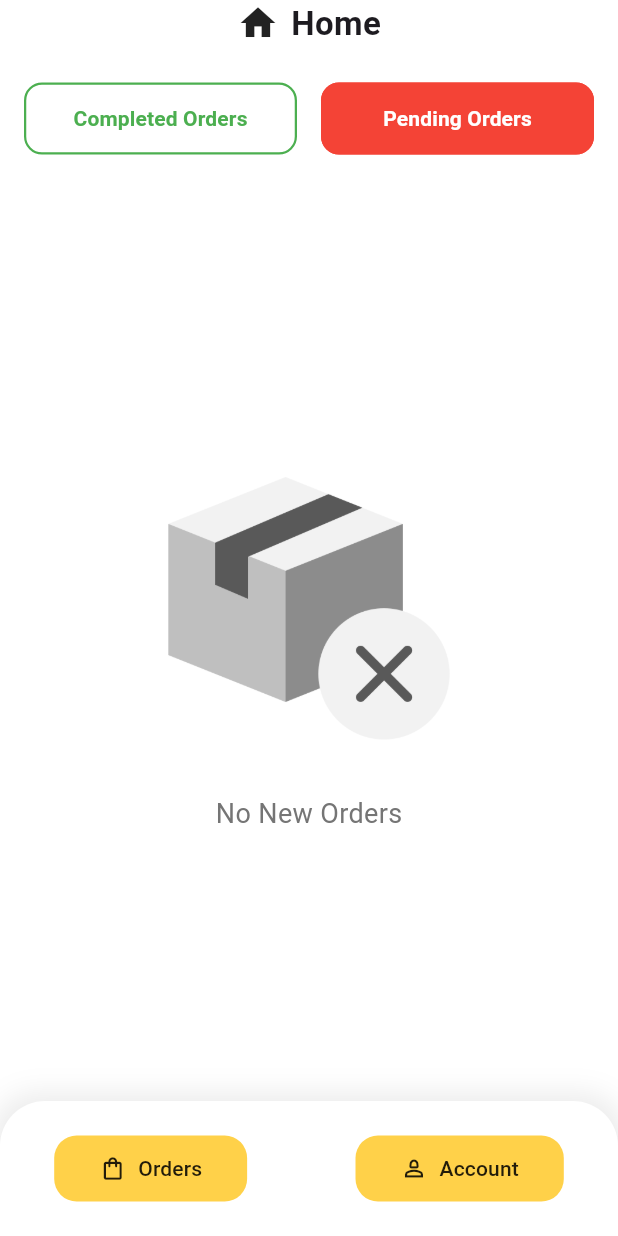
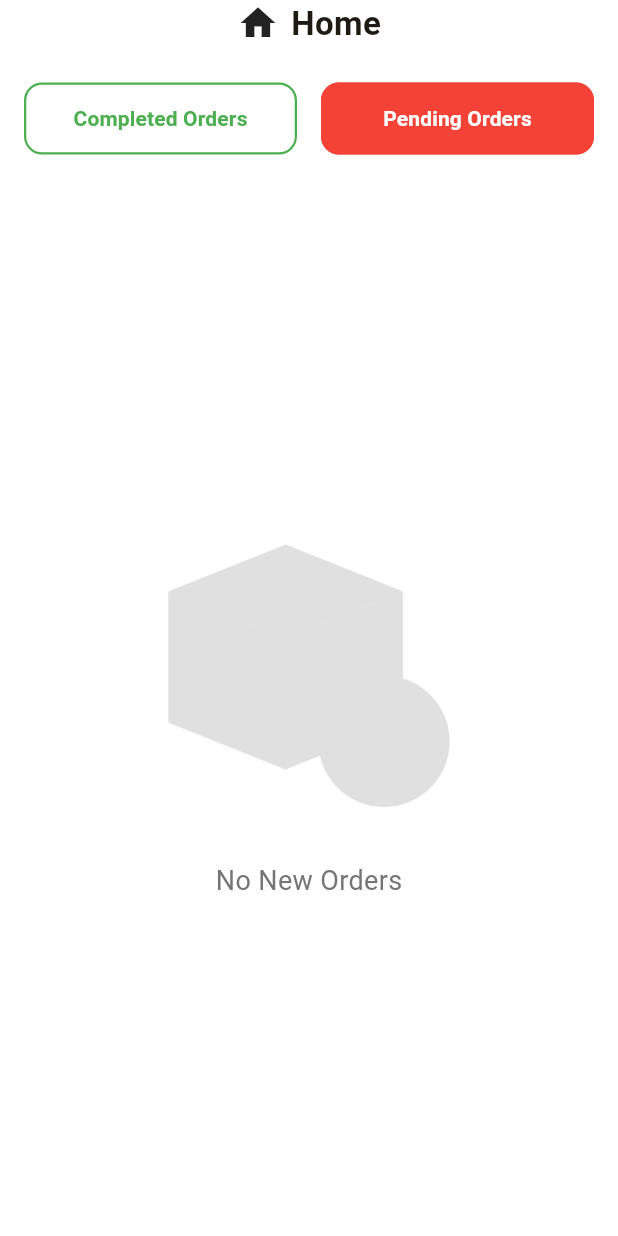
Before and after one commit to Vaibhav1502/day_2_day_delevery_app, a Flutter app: the HomeScreen screen opened directly, on a phone screen of 412 x 824 dp. Run offline on Flutter 3.47's test engine with Material 3 defaults, Android fonts, the phone set to English and light mode, and no system bars; our stand-ins replace dotted_border, lottie.

```diff
--- a/lib/Home_Screen/Home_Screen.dart
+++ b/lib/Home_Screen/Home_Screen.dart
@@ -1,6 +1,4 @@
 import 'package:flutter/material.dart';
-import '../account_profile_screen/account_profile_screen.dart';
-import '../orders_screen/orders_screen.dart';
 
 // An enum to manage the state of the order filters cleanly.
 enum OrderFilter { completed, pending }
@@ -18,20 +16,18 @@ class _HomeScreenState extends State<HomeScreen> {
 
   @override
   Widget build(BuildContext context) {
+    // NOTE: The Scaffold no longer has a bottomNavigationBar property.
     return Scaffold(
-      // A light grey background is often more professional and easier on the eyes.
       backgroundColor: const Color(0xFFFFFFFF),
       body: SafeArea(
         child: Column(
           children: [
             _buildHeader(),
             _buildFilterButtons(),
-            // The body content will now depend on the selected filter.
             _buildBodyContent(),
           ],
         ),
       ),
-      bottomNavigationBar: _buildBottomNavigationBar(),
     );
   }
 
@@ -77,13 +73,11 @@ class _HomeScreenState extends State<HomeScreen> {
   }
 
   /// A dynamic, reusable widget for a single filter button.
-  /// Its appearance changes based on whether it is active.
   Widget _buildFilterButton(String text, OrderFilter filter, Color activeColor) {
     final bool isActive = _selectedFilter == filter;
 
     return OutlinedButton(
       onPressed: () {
-        // When pressed, update the state to the new filter.
         setState(() {
           _selectedFilter = filter;
         });
@@ -104,8 +98,6 @@ class _HomeScreenState extends State<HomeScreen> {
 
   /// Builds the main content area, which can show orders or an empty state.
   Widget _buildBodyContent() {
-    // This is now structured to easily add order lists in the future.
-    // For now, both states show the "No New Orders" message.
     switch (_selectedFilter) {
       case OrderFilter.completed:
         return _buildEmptyState('No Completed Orders', "assets/images/no_order.png");
@@ -124,7 +116,7 @@ class _HomeScreenState extends State<HomeScreen> {
             Image.asset(
               imagePath,
               width: 200,
-              //color: Colors.grey.shade300, // Makes the image more subtle
+              color: Colors.grey.shade300,
             ),
             const SizedBox(height: 24),
             Text(
@@ -136,60 +128,4 @@ class _HomeScreenState extends State<HomeScreen> {
       ),
     );
   }
-
-  /// Builds a professional bottom navigation bar that clearly shows the active tab.
-  Widget _buildBottomNavigationBar() {
-    return Container(
-      height: 90,
-      decoration: BoxDecoration(
-        color: Colors.white,
-        borderRadius: const BorderRadius.vertical(top: Radius.circular(30)),
-        boxShadow: [
-          BoxShadow(
-            color: Colors.grey.withOpacity(0.2),
-            spreadRadius: 5,
-            blurRadius: 15,
-          ),
-        ],
-      ),
-      child: Row(
-        mainAxisAlignment: MainAxisAlignment.spaceAround,
-        children: [
-          // "Orders" Button (Active)
-          ElevatedButton.icon(
-            onPressed: () {
-              Navigator.push(context, MaterialPageRoute(builder: (context)=>OrdersScreen()));
-            },
-            icon: const Icon(Icons.shopping_bag_outlined,color: Colors.black87,),
-            label: const Text('Orders'),
-            style: ElevatedButton.styleFrom(
-              foregroundColor: Colors.black87,
-              backgroundColor: const Color(0xFFFFD149),
-              padding: const EdgeInsets.symmetric(horizontal: 30, vertical: 12),
-              shape: RoundedRectangleBorder(borderRadius: BorderRadius.circular(15)),
-              elevation: 0,
-            ),
-          ),
-          // "Account" Button (Inactive)
-          ElevatedButton.icon(
-            onPressed: () {
-              Navigator.push(
-                context,
-                MaterialPageRoute(builder: (context) => const AccountScreen()),
-              );
-            },
-            icon: const Icon(Icons.person_2_outlined,color: Colors.black87,),
-            label: const Text('Account'),
-            style: ElevatedButton.styleFrom(
-              foregroundColor: Colors.black87,
-              backgroundColor: const Color(0xFFFFD149),
-              padding: const EdgeInsets.symmetric(horizontal: 30, vertical: 12),
-              shape: RoundedRectangleBorder(borderRadius: BorderRadius.circular(15)),
-              elevation: 0,
-            ),
-          ),
-        ],
-      ),
-    );
-  }
 }
--- a/lib/document_checklist_screen/aadhar_card_screen.dart
+++ b/lib/document_checklist_screen/aadhar_card_screen.dart
@@ -66,7 +66,7 @@ class AadharCardScreen extends StatelessWidget {
                   width: double.infinity,
                   child: ElevatedButton(
                     onPressed: () {
-                      Navigator.push(context, MaterialPageRoute(builder: (context)=>SubmissionSuccessScreen()));
+                      Navigator.pushReplacement(context, MaterialPageRoute(builder: (context)=>SubmissionSuccessScreen()));
                     },
                     style: ElevatedButton.styleFrom(
                       backgroundColor: const Color(0xFFFCE38A),
--- a/lib/document_checklist_screen/personal_documents_screen.dart
+++ b/lib/document_checklist_screen/personal_documents_screen.dart
@@ -68,7 +68,7 @@ class PersonalDocumentsScreen extends StatelessWidget {
         color: Colors.transparent,
         child: InkWell(
           onTap: () {
-            Navigator.push(context, MaterialPageRoute(builder: (context)=>AadharCardScreen()));
+            Navigator.pushReplacement(context, MaterialPageRoute(builder: (context)=>AadharCardScreen()));
           },
           borderRadius: BorderRadius.circular(12),
           child: Padding(
--- a/lib/main.dart
+++ b/lib/main.dart
@@ -14,7 +14,7 @@ class MyApp extends StatelessWidget {
     return MaterialApp(
       title: 'Flutter Demo',
       theme: ThemeData(
-        colorScheme: ColorScheme.fromSeed(seedColor: Colors.deepPurple),
+        colorScheme: ColorScheme.fromSeed(seedColor: Colors.amber),
       ),
       home: DeliveryPartnerScreen(),
     );
--- a/lib/submission_success_screen/submission_success_screen.dart
+++ b/lib/submission_success_screen/submission_success_screen.dart
@@ -1,5 +1,6 @@
 import 'package:flutter/material.dart';
 import 'package:lottie/lottie.dart';
+import '../BottomNavigation_main_screen/main_screen.dart';
 import '../Home_Screen/Home_Screen.dart';
 import '../registration_complete_screen/registration_screen.dart';
 
@@ -51,10 +52,9 @@ class SubmissionSuccessScreen extends StatelessWidget {
                 ),
                 const SizedBox(height: 40.0),
 
-                // "Okay" button
                 OutlinedButton(
                   onPressed: () {
-                     Navigator.push(context, MaterialPageRoute(builder: (context) => const HomeScreen()));
+                     Navigator.pushReplacement(context, MaterialPageRoute(builder: (context) => const MainScreen()));
                     //Navigator.of(context).pop();
                   },
                   style: OutlinedButton.styleFrom(
@@ -65,7 +65,7 @@ class SubmissionSuccessScreen extends StatelessWidget {
                     ),
                   ),
                   child: Text(
-                    'Okay',
+                    'Go to home screen',
                     style: TextStyle(
                       fontSize: 16.0,
                       fontWeight: FontWeight.w600,
```
Also changed, not shown: lib/BottomNavigation_main_screen/main_screen.dart (added, +113 -0 lines).
